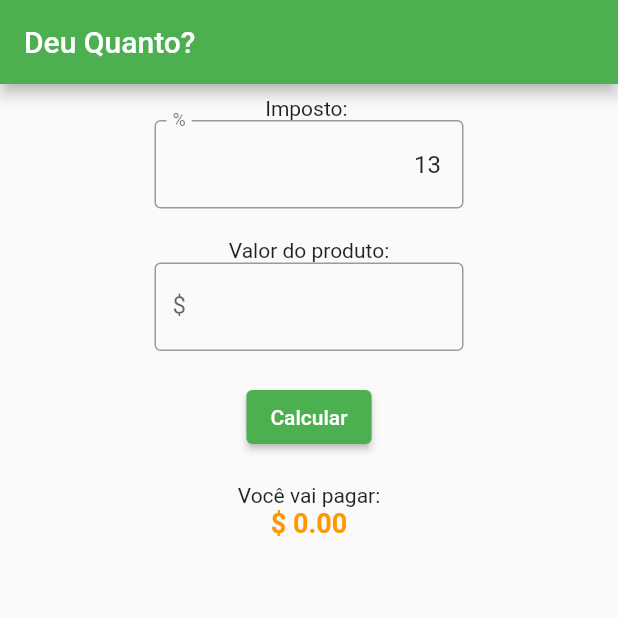
After one commit to marcelojaf/deuquanto, a Flutter app: the screen it shows after launch, after a tap on "Calcular", on a phone screen of 412 x 824 dp, the top half of it. The commit adds this screen. Run offline on Flutter 3.47's test engine with Material 2 defaults, Android fonts, the phone set to English and light mode, and no system bars; our stand-ins replace flutter_svg; network calls fail.

Commit message:
Calculo individual funcionando

```diff
--- /dev/null
+++ b/src/lib/calculo_individual.dart
@@ -0,0 +1,93 @@
+import 'package:flutter/material.dart';
+
+class CalculoIndividual extends StatefulWidget {
+  final String nome;
+
+  const CalculoIndividual({super.key, required this.nome});
+
+  @override
+  State<CalculoIndividual> createState() => _CalculoIndividualState();
+}
+
+class _CalculoIndividualState extends State<CalculoIndividual> {
+  var imposto = 13;
+  var valorProduto = 0.0;
+  var valorAPagar = 0.0;
+
+  @override
+  Widget build(BuildContext context) {
+    return Scaffold(
+      body: Padding(
+        padding: EdgeInsets.symmetric(
+            vertical: 8, horizontal: MediaQuery.of(context).size.width * 0.25),
+        child: Column(
+          mainAxisSize: MainAxisSize.min,
+          children: [
+            const Text('Imposto: '),
+            TextFormField(
+              initialValue: imposto.toString(),
+              keyboardType:
+                  const TextInputType.numberWithOptions(decimal: true),
+              decoration: const InputDecoration(
+                hintText: '0.00',
+                labelText: '%',
+                alignLabelWithHint: true,
+                border: OutlineInputBorder(),
+              ),
+              textAlign: TextAlign.end,
+            ),
+            const SizedBox(
+              height: 20,
+            ),
+            const Text('Valor do produto:'),
+            TextFormField(
+              keyboardType:
+                  const TextInputType.numberWithOptions(decimal: true),
+              decoration: const InputDecoration(
+                hintText: '0.00',
+                labelText: '\$',
+                border: OutlineInputBorder(),
+              ),
+              textAlign: TextAlign.end,
+              onChanged: (value) => {
+                setState(
+                  () {
+                    var newValue = value;
+                    if (value.contains(",")) {
+                      newValue = value.replaceAll(",", ".");
+                    }
+                    valorProduto = double.parse(newValue);
+                  },
+                )
+              },
+            ),
+            const SizedBox(
+              height: 20,
+            ),
+            ElevatedButton(
+              onPressed: () {
+                setState(() {
+                  valorAPagar = valorProduto + (valorProduto * (imposto / 100));
+                });
+              },
+              child: const Text('Calcular'),
+            ),
+            const SizedBox(
+              height: 20,
+            ),
+            const Text('Você vai pagar:'),
+            Text(
+              '\$ ${valorAPagar.toStringAsFixed(2)}',
+              style: const TextStyle(
+                color: Colors.orange,
+                fontSize: 18,
+                fontWeight: FontWeight.bold,
+              ),
+            )
+          ],
+        ),
+      ),
+      appBar: AppBar(title: Text(widget.nome)),
+    );
+  }
+}
--- a/src/lib/deuquantomaterial.dart
+++ b/src/lib/deu_quanto_material_app.dart
@@ -1,8 +1,8 @@
 import 'package:deuquanto/splash.dart';
 import 'package:flutter/material.dart';
 
-class DeuQuantoMaterial extends StatelessWidget {
-  const DeuQuantoMaterial({super.key});
+class DeuQuantoMaterialApp extends StatelessWidget {
+  const DeuQuantoMaterialApp({super.key});
 
   @override
   Widget build(BuildContext context) {
--- a/src/lib/main.dart
+++ b/src/lib/main.dart
@@ -1,6 +1,6 @@
-import 'package:deuquanto/deuquantomaterial.dart';
+import 'package:deuquanto/deu_quanto_material_app.dart';
 import 'package:flutter/material.dart';
 
 void main() {
-  runApp(const DeuQuantoMaterial());
+  runApp(const DeuQuantoMaterialApp());
 }
--- a/src/lib/splash.dart
+++ b/src/lib/splash.dart
@@ -1,4 +1,4 @@
-import 'package:deuquanto/home.dart';
+import 'package:deuquanto/calculo_individual.dart';
 import 'package:flutter/material.dart';
 import 'package:flutter_svg/svg.dart';
 
@@ -12,7 +12,6 @@ class Splash extends StatefulWidget {
 class _SplashState extends State<Splash> {
   @override
   void initState() {
-    // TODO: implement initState
     super.initState();
 
     Future.delayed(
@@ -21,7 +20,10 @@ class _SplashState extends State<Splash> {
               Navigator.pushReplacement(
                 context,
                 MaterialPageRoute(
-                      builder: (context) => const Home(nome: 'Deu Quanto?')))
+                  builder: (context) =>
+                      const CalculoIndividual(nome: 'Deu Quanto?'),
+                ),
+              )
             });
   }
 
@@ -34,8 +36,8 @@ class _SplashState extends State<Splash> {
           children: [
             const Text(
               'DEU QUANTO?',
-            style:
-                TextStyle(color: Color.fromARGB(255, 7, 85, 24), fontSize: 20),
+              style: TextStyle(
+                  color: Color.fromARGB(255, 7, 85, 24), fontSize: 20),
             ),
             SizedBox(
                 height: 150,
@@ -46,7 +48,8 @@ class _SplashState extends State<Splash> {
               color: Colors.green,
             )
           ],
-      )),
+        ),
+      ),
     );
   }
 }
```
Also changed, not shown: src/lib/home.dart (deleted, +0 -85 lines), 1 other file. Lines whose indentation alone changed are shown as unchanged.
